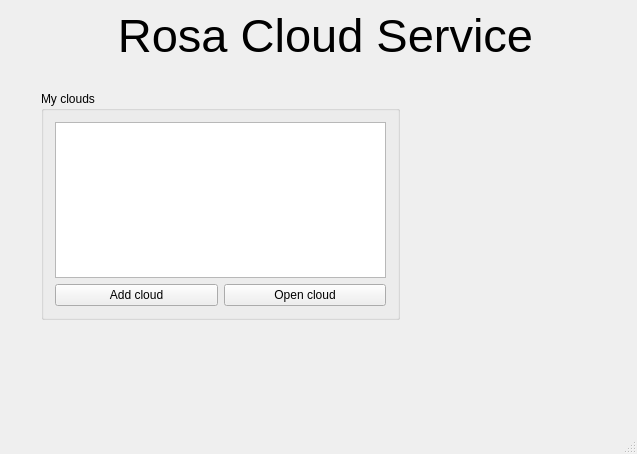
The window that mainwindow.ui (trygogins/rosa-cloud) describes before a commit, drawn with Qt 5.
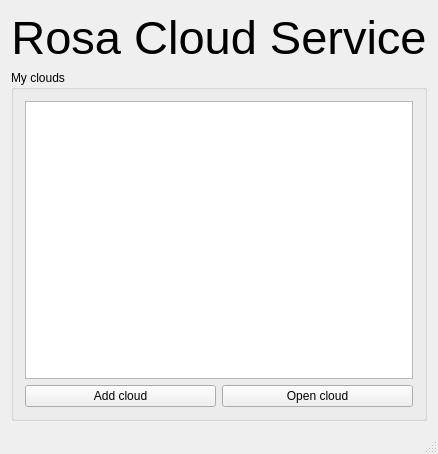
The same window after the commit.

Commit message: Apply layouts to MainWindow

Diff of the .ui file:
```diff
--- a/mainwindow.ui
+++ b/mainwindow.ui
@@ -6,7 +6,7 @@
    <rect>
     <x>0</x>
     <y>0</y>
-    <width>637</width>
+    <width>434</width>
     <height>454</height>
    </rect>
   </property>
@@ -25,15 +25,9 @@
    <string>Rosa Cloud Service</string>
   </property>
   <widget class="QWidget" name="centralWidget">
+   <layout class="QVBoxLayout" name="verticalLayout_3">
+    <item>
    <widget class="QLabel" name="titleLabel">
-    <property name="geometry">
-     <rect>
-      <x>30</x>
-      <y>10</y>
-      <width>591</width>
-      <height>51</height>
-     </rect>
-    </property>
     <property name="font">
      <font>
       <pointsize>35</pointsize>
@@ -46,15 +40,8 @@
      <set>Qt::AlignCenter</set>
     </property>
    </widget>
-   <widget class="QWidget" name="verticalLayoutWidget">
-    <property name="geometry">
-     <rect>
-      <x>30</x>
-      <y>80</y>
-      <width>381</width>
-      <height>251</height>
-     </rect>
-    </property>
+    </item>
+    <item>
     <layout class="QVBoxLayout" name="verticalLayout_2">
      <item>
       <widget class="QGroupBox" name="groupBox">
@@ -87,7 +74,8 @@
       </widget>
      </item>
     </layout>
-   </widget>
+    </item>
+   </layout>
   </widget>
   <widget class="QStatusBar" name="statusBar"/>
  </widget>
```
Lines whose indentation alone changed are shown as unchanged.
